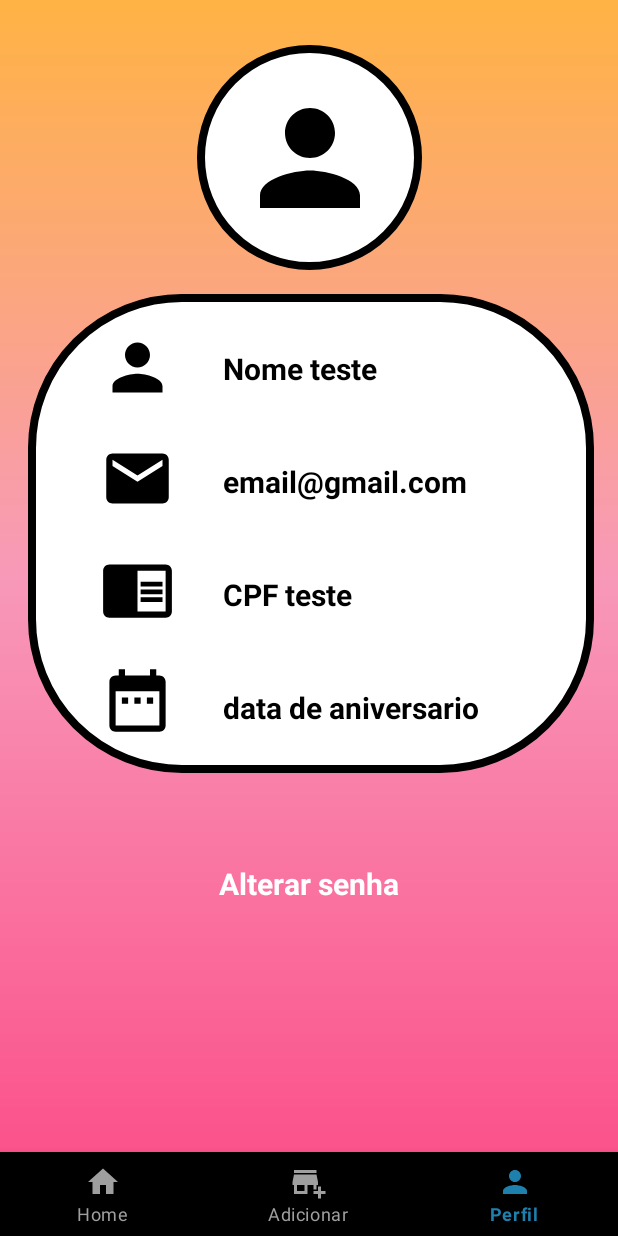
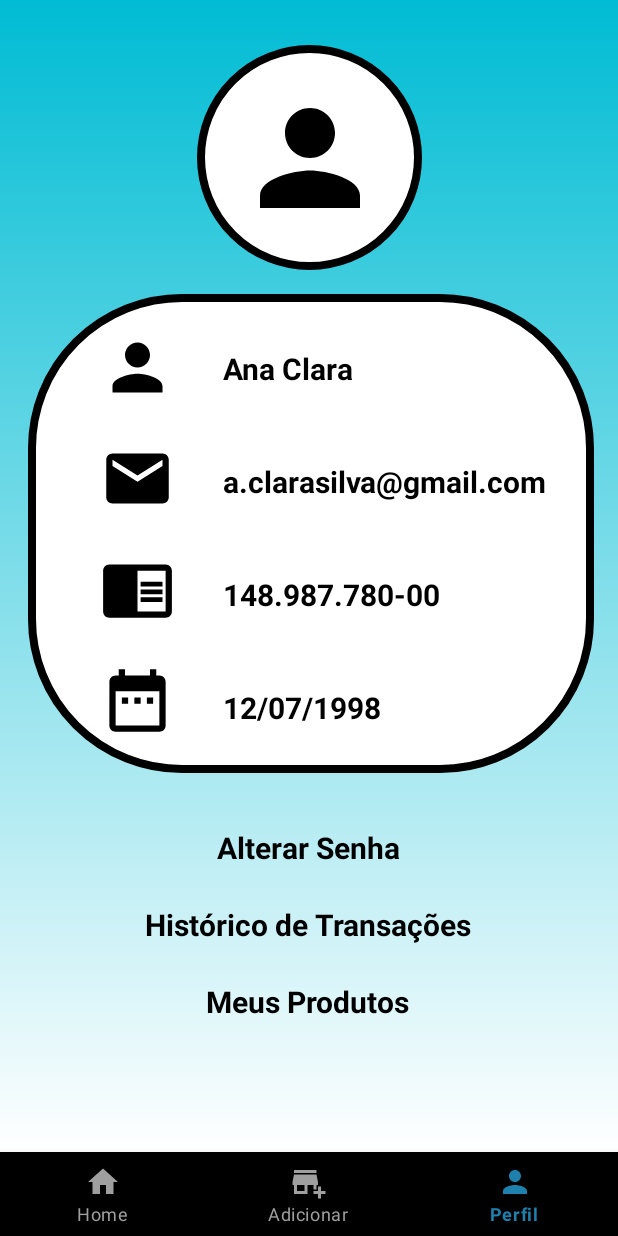
Before and after one commit to tankmester/PIOrlando, an Android app: the perfil screen opened through its navigation route, on a phone screen of 412 x 824 dp. Run offline under Robolectric (Android 15) with nearby library versions, the phone set to English and light mode, and no system bars; our stand-ins replace navigation-ui.

Commit message:
mudando cor

```diff
--- a/app/build.gradle
+++ b/app/build.gradle
@@ -42,6 +42,7 @@ dependencies {
     implementation 'com.google.android.material:material:1.5.0'
     implementation 'androidx.constraintlayout:constraintlayout:2.1.3'
     implementation 'androidx.legacy:legacy-support-v4:1.0.0'
+    implementation 'androidx.navigation:navigation-runtime-ktx:2.3.5'
     testImplementation 'junit:junit:4.13.2'
     androidTestImplementation 'androidx.test.ext:junit:1.1.3'
     androidTestImplementation 'androidx.test.espresso:espresso-core:3.4.0'
--- a/app/src/main/res/drawable/background.xml
+++ b/app/src/main/res/drawable/background.xml
@@ -2,9 +2,8 @@
 <shape xmlns:android="http://schemas.android.com/apk/res/android">
 
     <gradient
-        android:startColor="@color/pink"
-        android:centerColor="@color/pink_light"
-        android:endColor="@color/orange"
+        android:startColor="@color/white"
+        android:endColor="@color/blue"
         android:angle="90"
         ></gradient>
 
--- a/app/src/main/res/drawable/backgroundbutton.xml
+++ b/app/src/main/res/drawable/backgroundbutton.xml
@@ -3,9 +3,8 @@
     <corners android:radius="20dp"/>
 
     <gradient
-        android:startColor="@color/pink"
-        android:centerColor="@color/pink_light"
-        android:endColor="@color/orange"
+        android:startColor="@color/white"
+        android:endColor="@color/blue"
         android:angle="90"
         ></gradient>
 
--- a/app/src/main/res/drawable/button.xml
+++ b/app/src/main/res/drawable/button.xml
@@ -2,10 +2,6 @@
 <shape xmlns:android="http://schemas.android.com/apk/res/android">
 
     <corners android:radius="20dp"/>
-    <gradient
-        android:startColor="@color/pink"
-        android:centerColor="@color/pink_light"
-        android:endColor="@color/orange"
-        android:angle="180"/>
+    <solid android:color="#2196F3"/>
 
 </shape>
--- a/app/src/main/res/layout/activity_login.xml
+++ b/app/src/main/res/layout/activity_login.xml
@@ -61,6 +61,7 @@
         android:id="@+id/bt_entrar"
         style="@style/button"
         android:text="@string/entrar"
+        android:textColor="#000000"
         app:layout_constraintEnd_toEndOf="parent"
         app:layout_constraintStart_toStartOf="parent"
         app:layout_constraintTop_toBottomOf="@+id/edit_senha" />
@@ -81,7 +82,7 @@
         android:layout_height="wrap_content"
         android:layout_marginTop="20dp"
         android:text="@string/text_cadastro"
-        android:textColor="@color/white"
+        android:textColor="@color/black"
         android:textSize="20sp"
         android:textStyle="bold"
         app:layout_constraintEnd_toEndOf="parent"
@@ -94,7 +95,7 @@
         android:layout_height="wrap_content"
         android:layout_marginTop="20dp"
         android:text="@string/esqueci_senha"
-        android:textColor="@color/white"
+        android:textColor="@color/black"
         android:textSize="20sp"
         android:textStyle="bold"
         app:layout_constraintEnd_toEndOf="parent"
--- a/app/src/main/res/layout/activity_main.xml
+++ b/app/src/main/res/layout/activity_main.xml
@@ -5,7 +5,7 @@
     android:id="@+id/main"
     android:layout_width="match_parent"
     android:layout_height="match_parent"
-    android:background="@drawable/plano_de_fundo"
+    android:background="@drawable/background"
     tools:context=".MainActivity">
 
 
@@ -26,14 +26,14 @@
         android:id="@+id/bottomNavigationView"
         android:layout_width="0dp"
         android:layout_height="wrap_content"
-        app:menu="@menu/menu"
+        android:background="@color/black"
         app:itemIconTint="@drawable/bottom_nav_colors"
         app:itemTextColor="@drawable/bottom_nav_colors"
-        android:background="@color/black"
         app:layout_constraintBottom_toBottomOf="parent"
         app:layout_constraintEnd_toEndOf="parent"
         app:layout_constraintHorizontal_bias="0.5"
-        app:layout_constraintStart_toStartOf="parent" />
+        app:layout_constraintStart_toStartOf="parent"
+        app:menu="@menu/menu" />
 
 
 </androidx.constraintlayout.widget.ConstraintLayout>
--- a/app/src/main/res/layout/fragment_perfil.xml
+++ b/app/src/main/res/layout/fragment_perfil.xml
@@ -51,7 +51,7 @@
         android:layout_height="wrap_content"
         android:layout_marginStart="32dp"
         android:layout_marginTop="36dp"
-        android:text="Nome teste"
+        android:text="Ana Clara"
         android:textColor="@color/black"
         android:textSize="20sp"
         android:textStyle="bold"
@@ -64,7 +64,7 @@
         android:layout_height="wrap_content"
         android:layout_marginStart="32dp"
         android:layout_marginTop="48dp"
-        android:text="email@gmail.com"
+        android:text="a.clarasilva@gmail.com"
         android:textColor="@color/black"
         android:textSize="20sp"
         android:textStyle="bold"
@@ -130,7 +130,7 @@
         android:layout_height="wrap_content"
         android:layout_marginStart="32dp"
         android:layout_marginTop="48dp"
-        android:text="CPF teste"
+        android:text="148.987.780-00"
         android:textColor="@color/black"
         android:textSize="20sp"
         android:textStyle="bold"
@@ -143,7 +143,7 @@
         android:layout_height="wrap_content"
         android:layout_marginStart="32dp"
         android:layout_marginTop="48dp"
-        android:text="data de aniversario"
+        android:text="12/07/1998"
         android:textColor="@color/black"
         android:textSize="20sp"
         android:textStyle="bold"
@@ -154,14 +154,43 @@
         android:id="@+id/textView"
         android:layout_width="wrap_content"
         android:layout_height="wrap_content"
-        android:layout_marginTop="60dp"
-        android:text="Alterar senha"
-        android:textColor="@color/white"
+        android:layout_marginTop="36dp"
+        android:text="Alterar Senha"
+        android:textColor="@color/black"
         android:textSize="20sp"
         android:textStyle="bold"
         app:layout_constraintEnd_toEndOf="parent"
+        app:layout_constraintHorizontal_bias="0.498"
         app:layout_constraintStart_toStartOf="parent"
         app:layout_constraintTop_toBottomOf="@+id/containerPerfil" />
 
+    <TextView
+        android:id="@+id/textView2"
+        android:layout_width="wrap_content"
+        android:layout_height="wrap_content"
+        android:layout_marginTop="24dp"
+        android:text="Histórico de Transações"
+        android:textColor="@color/black"
+        android:textSize="20sp"
+        android:textStyle="bold"
+        app:layout_constraintEnd_toEndOf="parent"
+        app:layout_constraintHorizontal_bias="0.498"
+        app:layout_constraintStart_toStartOf="parent"
+        app:layout_constraintTop_toBottomOf="@+id/textView" />
+
+    <TextView
+        android:id="@+id/textView3"
+        android:layout_width="wrap_content"
+        android:layout_height="wrap_content"
+        android:layout_marginTop="24dp"
+        android:text="Meus Produtos"
+        android:textColor="@color/black"
+        android:textSize="20sp"
+        android:textStyle="bold"
+        app:layout_constraintEnd_toEndOf="parent"
+        app:layout_constraintHorizontal_bias="0.498"
+        app:layout_constraintStart_toStartOf="parent"
+        app:layout_constraintTop_toBottomOf="@+id/textView2" />
+
 
 </androidx.constraintlayout.widget.ConstraintLayout>
--- a/app/src/main/res/values/colors.xml
+++ b/app/src/main/res/values/colors.xml
@@ -14,7 +14,6 @@
     <color name="bottom_nav_selected_item">#1E81AD</color>
     <color name="fragment_bg_color">#FDF8F4</color>
 
-    <color name="orange">#FFB344</color>
-    <color name="pink">#FB528B</color>
-    <color name="pink_light">#F899B9</color>
+    <color name="blue">#00BCD4</color>
+
 </resources>
```
Also changed, not shown: app/src/main/res/layout/fragment_detalhes_do_produto.xml (+15 -3 lines).
